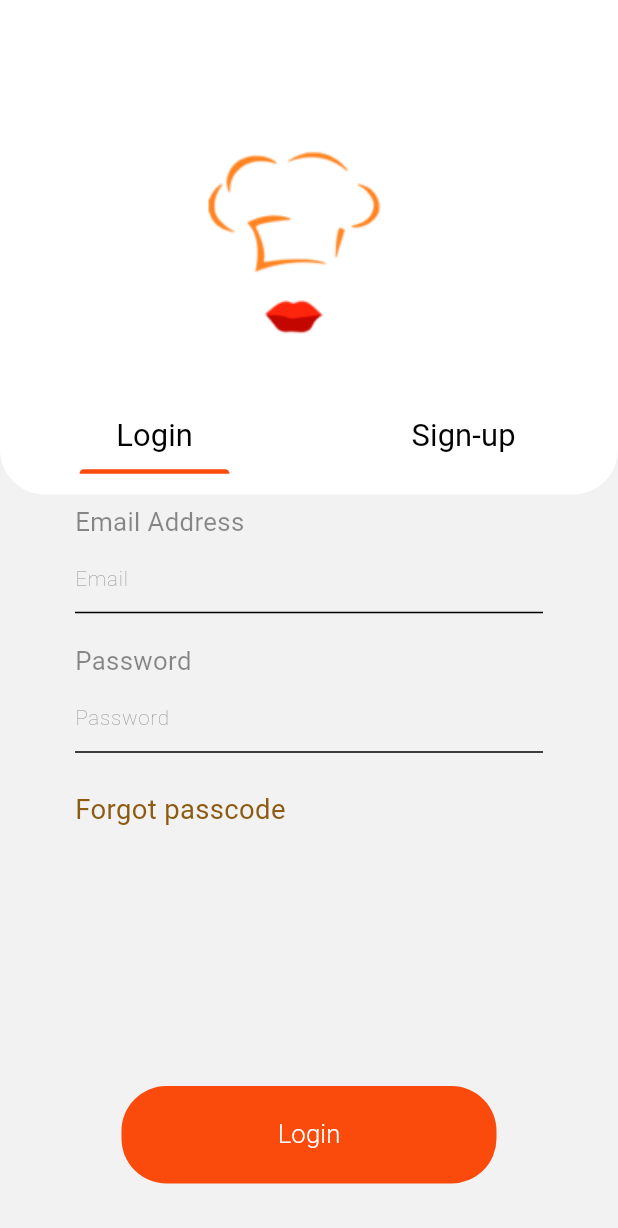
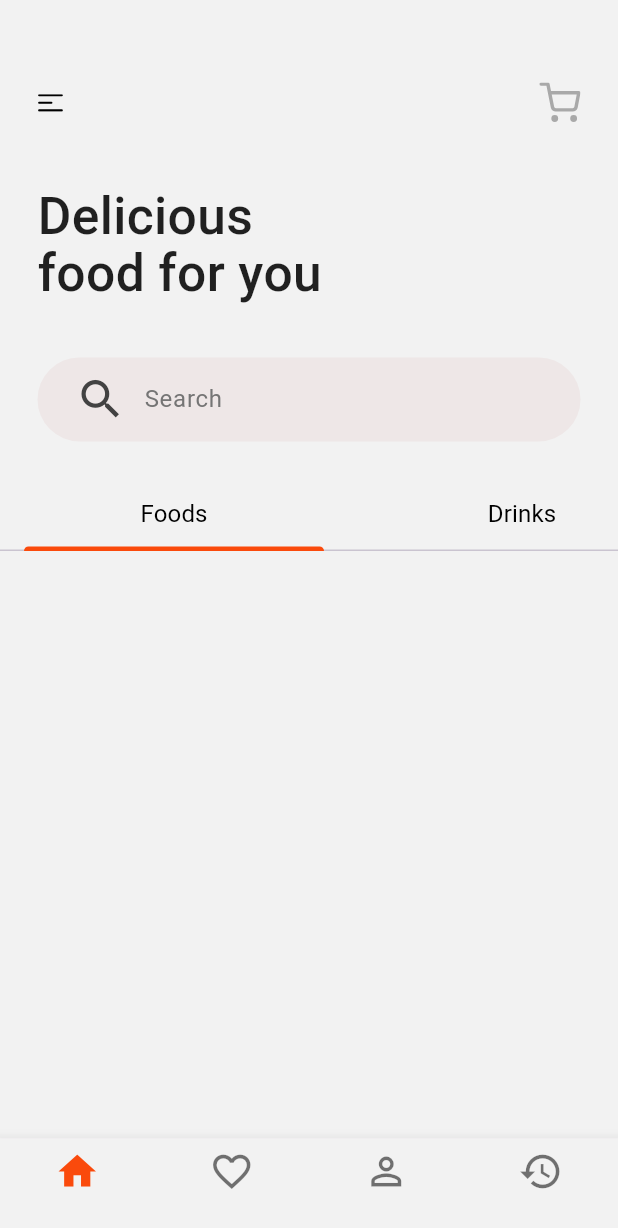
Before and after one commit to thekids1002/OrderFood_MobileApp, a Flutter app: the screen it shows after launch, on a phone screen of 412 x 824 dp. Shown: the top 1228 px of the screen. Run offline on Flutter 3.47's test engine with Material 3 defaults, Android fonts, the phone set to English and light mode, and no system bars; our stand-ins replace flutter_svg; Roboto replaces fonts that are missing (SF-PRO).

Commit message:
feat: base main layout home screen inc;lude tabBars and bottomBar

```diff
--- a/lib/main.dart
+++ b/lib/main.dart
@@ -1,5 +1,5 @@
 import 'package:flutter/material.dart';
-import 'package:orderfood1/screens/login_screen.dart';
+import 'package:orderfood1/screens/home_screen.dart';
 
 void main() => runApp(const MyApp());
 
@@ -12,7 +12,7 @@ class MyApp extends StatelessWidget {
       debugShowCheckedModeBanner: false,
       home: Scaffold(
         resizeToAvoidBottomInset: false,
-        body: LoginScreen(),
+        body: HomeScreen(),
       ),
     );
   }
--- /dev/null
+++ b/lib/screens/home_screen.dart
@@ -0,0 +1,256 @@
+import 'package:flutter/material.dart';
+import 'package:flutter_svg/flutter_svg.dart';
+import 'package:orderfood1/utils/reponsive.dart';
+
+class HomeScreen extends StatefulWidget {
+  const HomeScreen({super.key});
+
+  @override
+  State<HomeScreen> createState() => _HomeScreenState();
+}
+
+class _HomeScreenState extends State<HomeScreen> {
+  int _selectedIndex = 0;
+
+  void _onItemTapped(int index) {
+    setState(() {
+      _selectedIndex = index;
+    });
+  }
+
+  @override
+  Widget build(BuildContext context) {
+    return SafeArea(
+      child: Scaffold(
+        body: Container(
+          padding:
+              EdgeInsets.only(top: UtilSize.responsiveFontSize(context, 35)),
+          height: double.infinity,
+          decoration: const BoxDecoration(
+            color: Color(0xFFF2F2F2),
+          ),
+          child: Column(
+            children: [
+              Row(
+                mainAxisAlignment: MainAxisAlignment.spaceBetween,
+                children: [
+                  Material(
+                    color: Colors.transparent,
+                    child: InkWell(
+                      onTap: () => print("hello"),
+                      child: Container(
+                        height: UtilSize.responsiveFontSize(context, 50),
+                        margin: const EdgeInsets.symmetric(horizontal: 25),
+                        child: SvgPicture.asset(
+                          'assets/icons/menu.svg',
+                          width: UtilSize.responsiveFontSize(context, 15),
+                          height: UtilSize.responsiveFontSize(context, 15),
+                        ),
+                      ),
+                    ),
+                  ),
+                  Material(
+                    color: Colors.transparent,
+                    child: InkWell(
+                      onTap: () => print("cart clicked"),
+                      child: Container(
+                        height: UtilSize.responsiveFontSize(context, 50),
+                        margin: const EdgeInsets.only(left: 25, right: 25),
+                        child: SvgPicture.asset(
+                          'assets/icons/shopping-cart.svg',
+                          width: UtilSize.responsiveFontSize(context, 24),
+                          height: UtilSize.responsiveFontSize(context, 24),
+                        ),
+                      ),
+                    ),
+                  ),
+                ],
+              ),
+              const SizedBox(height: 8),
+              Container(
+                color: const Color(0xFFF2F2F2),
+                width: double.infinity,
+                height: 100,
+                child: Container(
+                  margin: const EdgeInsets.only(left: 25, top: 20),
+                  child: Text(
+                    "Delicious\n"
+                    "food for you",
+                    style: TextStyle(
+                      fontFamily: 'SF-PRO',
+                      color: Colors.black87,
+                      fontWeight: FontWeight.w500,
+                      fontSize: UtilSize.responsiveFontSize(context, 30),
+                      height: 1.1,
+                    ),
+                  ),
+                ),
+              ),
+              const SizedBox(height: 8),
+              Container(
+                margin: const EdgeInsets.all(25),
+                child: TextField(
+                  decoration: InputDecoration(
+                    border: OutlineInputBorder(
+                      borderRadius: BorderRadius.circular(30.0),
+                      borderSide: BorderSide.none,
+                    ),
+                    filled: true,
+                    hintStyle: TextStyle(color: Colors.grey[600]),
+                    hintText: "Search",
+                    fillColor: const Color.fromARGB(255, 238, 231, 231),
+                    prefixIcon: Container(
+                      margin: EdgeInsets.only(
+                          left: UtilSize.responsiveFontSize(context, 15)),
+                      width: 50,
+                      child: Center(
+                        child: Icon(
+                          Icons.search,
+                          color: Colors.grey[800],
+                          size: UtilSize.responsiveFontSize(context, 30),
+                        ),
+                      ),
+                    ),
+                  ),
+                ),
+              ),
+              const CustomTabBar(), // Sử dụng widget CustomTabBar
+            ],
+          ),
+        ),
+        bottomNavigationBar: Container(
+          child: BottomNavigationBar(
+            currentIndex: _selectedIndex,
+            selectedItemColor: const Color(0xFFFA4A0C),
+            backgroundColor: const Color(0xFFF2F2F2),
+            onTap: _onItemTapped,
+            type: BottomNavigationBarType.fixed,
+            items: <BottomNavigationBarItem>[
+              BottomNavigationBarItem(
+                icon: Icon(
+                  _selectedIndex == 0 ? Icons.home : Icons.home_outlined,
+                  size: 30,
+                ),
+                label: '',
+              ),
+              BottomNavigationBarItem(
+                icon: Icon(
+                  _selectedIndex == 1 ? Icons.favorite : Icons.favorite_border,
+                  size: 30,
+                ),
+                label: '',
+              ),
+              BottomNavigationBarItem(
+                icon: Icon(
+                  _selectedIndex == 2 ? Icons.person : Icons.person_outline,
+                  size: 30,
+                ),
+                label: '',
+              ),
+              BottomNavigationBarItem(
+                icon: Icon(
+                  _selectedIndex == 3 ? Icons.history : Icons.history_outlined,
+                  size: 30,
+                ),
+                label: '',
+              ),
+            ],
+          ),
+        ),
+      ),
+    );
+  }
+}
+
+class CustomTabBar extends StatelessWidget {
+  const CustomTabBar({super.key});
+  static double tabWidth = 200.0;
+  @override
+  Widget build(BuildContext context) {
+    return Container(
+      alignment: Alignment.centerLeft,
+      padding: EdgeInsets.zero,
+      margin: EdgeInsets.zero,
+      child: DefaultTabController(
+        length: 4,
+        child: TabBar(
+          tabAlignment: TabAlignment.start,
+          isScrollable: true,
+          unselectedLabelColor: Colors.white.withOpacity(0.3),
+          indicatorColor: const Color(0xFFFA4A0C),
+          labelPadding: const EdgeInsets.symmetric(horizontal: 16.0),
+          tabs: [
+            Tab(
+              child: SizedBox(
+                width: tabWidth,
+                child: Center(
+                  child: Text(
+                    "Foods",
+                    style: TextStyle(
+                      color: Colors.black,
+                      fontFamily: 'SF-PRO',
+                      fontWeight: FontWeight.normal,
+                      fontSize: UtilSize.responsiveFontSize(context, 14),
+                      height: 0.9,
+                    ),
+                  ),
+                ),
+              ),
+            ),
+            Tab(
+              child: SizedBox(
+                width: tabWidth,
+                child: Center(
+                  child: Text(
+                    "Drinks",
+                    style: TextStyle(
+                      color: Colors.black,
+                      fontFamily: 'SF-PRO',
+                      fontWeight: FontWeight.normal,
+                      fontSize: UtilSize.responsiveFontSize(context, 14),
+                      height: 0.9,
+                    ),
+                  ),
+                ),
+              ),
+            ),
+            Tab(
+              child: SizedBox(
+                width: tabWidth,
+                child: Center(
+                  child: Text(
+                    "Snacks",
+                    style: TextStyle(
+                      color: Colors.black,
+                      fontFamily: 'SF-PRO',
+                      fontWeight: FontWeight.normal,
+                      fontSize: UtilSize.responsiveFontSize(context, 14),
+                      height: 0.9,
+                    ),
+                  ),
+                ),
+              ),
+            ),
+            Tab(
+              child: SizedBox(
+                width: tabWidth,
+                child: Center(
+                  child: Text(
+                    "Sauce",
+                    style: TextStyle(
+                      color: Colors.black,
+                      fontFamily: 'SF-PRO',
+                      fontWeight: FontWeight.normal,
+                      fontSize: UtilSize.responsiveFontSize(context, 14),
+                      height: 0.9,
+                    ),
+                  ),
+                ),
+              ),
+            ),
+          ],
+        ),
+      ),
+    );
+  }
+}
--- a/pubspec.yaml
+++ b/pubspec.yaml
@@ -35,6 +35,8 @@ dependencies:
   # The following adds the Cupertino Icons font to your application.
   # Use with the CupertinoIcons class for iOS style icons.
   cupertino_icons: ^1.0.6
+  ionicons: ^0.2.2
+  flutter_svg: ^2.0.10+1
 
 dev_dependencies:
   flutter_test:
@@ -46,7 +48,6 @@ dev_dependencies:
   # package. See that file for information about deactivating specific lint
   # rules and activating additional ones.
   flutter_lints: ^3.0.0
-  flutter_svg: ^2.0.10+1
 
 # For information on the generic Dart part of this file, see the
 # following page: https://dart.dev/tools/pub/pubspec
@@ -65,6 +66,7 @@ flutter:
   #   - images/a_dot_ham.jpeg
   assets:
       - assets/images/
+      - assets/icons/
   fonts:
     - family: SF-Pro
       fonts:
```
Also changed, not shown: assets/icons/menu.svg (added), assets/icons/shopping-cart.svg (added), pubspec.lock.
